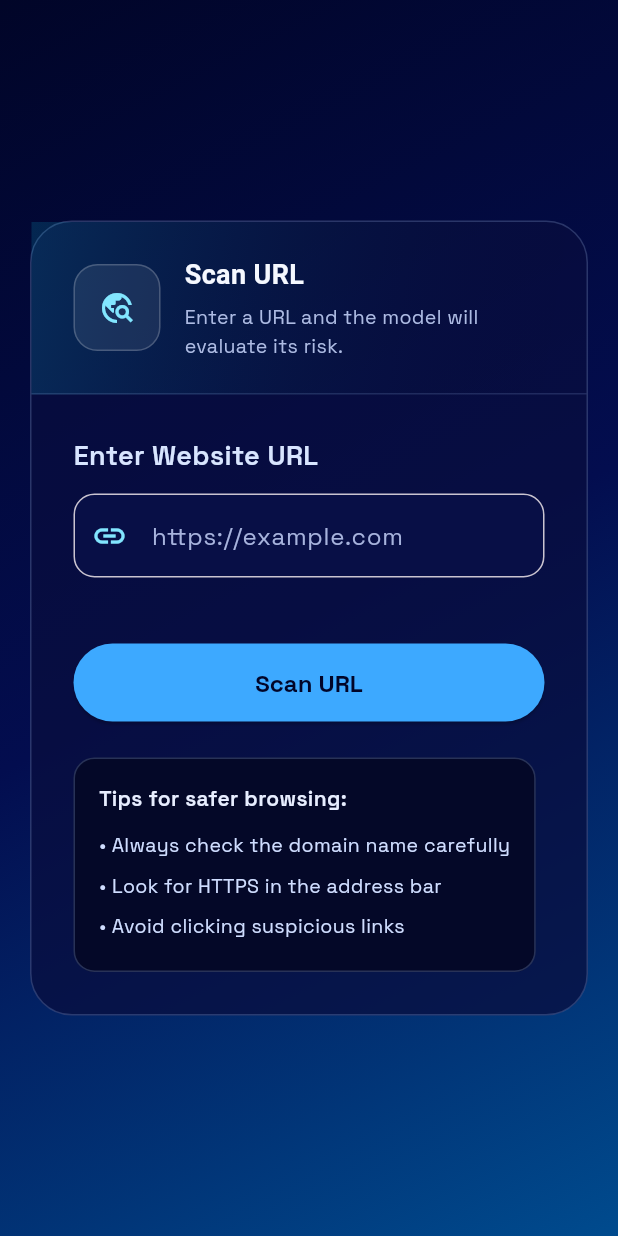
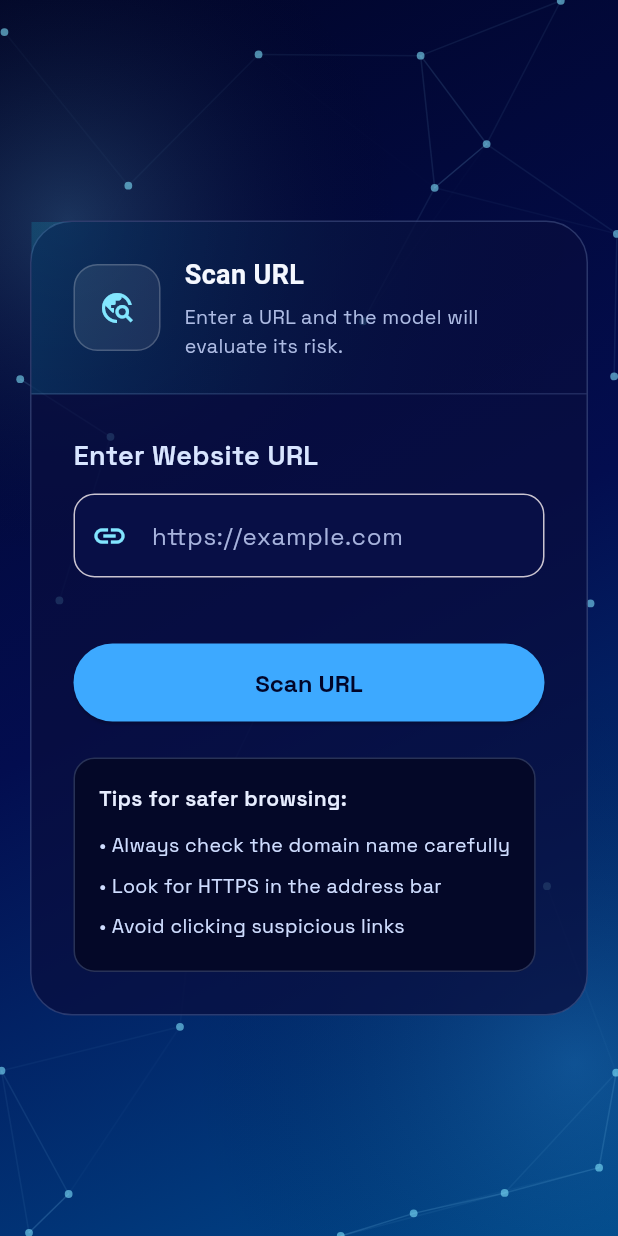
Before and after one commit to EddieZe03/FYP, a Flutter app: the screen it shows after launch, after a tap on "Scan URL", on a phone screen of 412 x 824 dp. Run offline on Flutter 3.47's test engine with Material 3 defaults, Android fonts, the phone set to English and light mode, and no system bars; our stand-ins replace google_fonts; missing offline and left inert: mobile_scanner; Roboto replaces fonts that are missing (Michroma).

Commit message:
Add web-style plexus background and scanning overlay across Flutter screens

```diff
--- a/flutter_app/lib/screens/home_screen.dart
+++ b/flutter_app/lib/screens/home_screen.dart
@@ -1,5 +1,6 @@
 import 'package:flutter/material.dart';
 import 'package:google_fonts/google_fonts.dart';
+import '../widgets/plexus_background.dart';
 import 'url_scan_screen.dart';
 import 'qr_scan_screen.dart';
 
@@ -9,18 +10,7 @@ class HomePage extends StatelessWidget {
   @override
   Widget build(BuildContext context) {
     return Scaffold(
-      body: Container(
-        decoration: const BoxDecoration(
-          gradient: LinearGradient(
-            begin: Alignment.topLeft,
-            end: Alignment.bottomRight,
-            colors: [
-              Color(0xFF010528),
-              Color(0xFF030D4F),
-              Color(0xFF004B8E),
-            ],
-          ),
-        ),
+      body: PlexusBackground(
         child: Center(
           child: SingleChildScrollView(
             padding: const EdgeInsets.all(20),
--- a/flutter_app/lib/screens/qr_scan_screen.dart
+++ b/flutter_app/lib/screens/qr_scan_screen.dart
@@ -3,6 +3,8 @@ import 'package:google_fonts/google_fonts.dart';
 import 'package:mobile_scanner/mobile_scanner.dart';
 import '../services/qr_scanner_service.dart';
 import '../services/api_service.dart';
+import '../widgets/analyzing_overlay.dart';
+import '../widgets/plexus_background.dart';
 import 'result_screen.dart';
 
 class QrScanScreen extends StatefulWidget {
@@ -69,6 +71,7 @@ class _QrScanScreenState extends State<QrScanScreen> {
     }
 
     setState(() {
+      _isProcessing = true;
       _error = null;
     });
 
@@ -93,19 +96,10 @@ class _QrScanScreenState extends State<QrScanScreen> {
   @override
   Widget build(BuildContext context) {
     return Scaffold(
-      body: Container(
-        decoration: const BoxDecoration(
-          gradient: LinearGradient(
-            begin: Alignment.topLeft,
-            end: Alignment.bottomRight,
-            colors: [
-              Color(0xFF010528),
-              Color(0xFF030D4F),
-              Color(0xFF004B8E),
-            ],
-          ),
-        ),
-        child: Center(
+      body: PlexusBackground(
+        child: Stack(
+          children: [
+            Center(
               child: SingleChildScrollView(
                 padding: const EdgeInsets.all(20),
                 child: ConstrainedBox(
@@ -182,7 +176,7 @@ class _QrScanScreenState extends State<QrScanScreen> {
                             decoration: BoxDecoration(
                               borderRadius: BorderRadius.circular(14),
                               border: Border.all(
-                                color: const Color(0xFFA8C9FF).withOpacity(0.22),
+                                color: const Color(0xFFA8C9FF).withValues(alpha: 0.22),
                               ),
                             ),
                             clipBehavior: Clip.hardEdge,
@@ -245,10 +239,10 @@ class _QrScanScreenState extends State<QrScanScreen> {
                             Container(
                               padding: const EdgeInsets.all(12),
                               decoration: BoxDecoration(
-                                color: const Color(0xFFFF6978).withOpacity(0.16),
+                                color: const Color(0xFFFF6978).withValues(alpha: 0.16),
                                 borderRadius: BorderRadius.circular(14),
                                 border: Border.all(
-                                  color: const Color(0xFFFF6978).withOpacity(0.5),
+                                  color: const Color(0xFFFF6978).withValues(alpha: 0.5),
                                 ),
                               ),
                               child: Row(
@@ -274,7 +268,7 @@ class _QrScanScreenState extends State<QrScanScreen> {
                               style: ElevatedButton.styleFrom(
                                 padding: const EdgeInsets.symmetric(vertical: 16),
                                 backgroundColor: _isProcessing
-                                    ? const Color(0xFF3DA9FF).withOpacity(0.5)
+                                    ? const Color(0xFF3DA9FF).withValues(alpha: 0.5)
                                     : const Color(0xFF3DA9FF),
                               ),
                               child: _isProcessing
@@ -300,6 +294,13 @@ class _QrScanScreenState extends State<QrScanScreen> {
                 ),
               ),
             ),
+            AnalyzingOverlay(
+              visible: _isProcessing,
+              title: 'ANALYZING QR URL',
+              subtitle: 'Extracting QR content and evaluating phishing risk.',
+            ),
+          ],
+        ),
       ),
     );
   }
--- a/flutter_app/lib/screens/result_screen.dart
+++ b/flutter_app/lib/screens/result_screen.dart
@@ -1,6 +1,7 @@
 import 'package:flutter/material.dart';
 import 'package:google_fonts/google_fonts.dart';
 import '../models/prediction_model.dart';
+import '../widgets/plexus_background.dart';
 
 class ResultScreen extends StatelessWidget {
   final PredictionResponse response;
@@ -20,18 +21,7 @@ class ResultScreen extends StatelessWidget {
     }
 
     return Scaffold(
-      body: Container(
-        decoration: const BoxDecoration(
-          gradient: LinearGradient(
-            begin: Alignment.topLeft,
-            end: Alignment.bottomRight,
-            colors: [
-              Color(0xFF010528),
-              Color(0xFF030D4F),
-              Color(0xFF004B8E),
-            ],
-          ),
-        ),
+      body: PlexusBackground(
         child: Center(
           child: SingleChildScrollView(
             padding: const EdgeInsets.all(20),
@@ -140,7 +130,7 @@ class ResultScreen extends StatelessWidget {
                             decoration: BoxDecoration(
                               color: const Color(0xFF040828),
                               border: Border.all(
-                                color: const Color(0xFFA8C9FF).withOpacity(0.22),
+                                color: const Color(0xFFA8C9FF).withValues(alpha: 0.22),
                               ),
                               borderRadius: BorderRadius.circular(14),
                             ),
@@ -197,7 +187,7 @@ class ResultScreen extends StatelessWidget {
                               padding: const EdgeInsets.all(14),
                               decoration: BoxDecoration(
                                 border: Border.all(
-                                  color: const Color(0xFF82E6FF).withOpacity(0.34),
+                                  color: const Color(0xFF82E6FF).withValues(alpha: 0.34),
                                   style: BorderStyle.solid,
                                   width: 1,
                                 ),
@@ -235,7 +225,7 @@ class ResultScreen extends StatelessWidget {
                               decoration: BoxDecoration(
                                 color: const Color(0xFF040828),
                                 border: Border.all(
-                                  color: const Color(0xFFA8C9FF).withOpacity(0.22),
+                                  color: const Color(0xFFA8C9FF).withValues(alpha: 0.22),
                                 ),
                                 borderRadius: BorderRadius.circular(14),
                               ),
@@ -322,7 +312,7 @@ class ResultScreen extends StatelessWidget {
       decoration: BoxDecoration(
         color: const Color(0xFF040828),
         border: Border.all(
-          color: const Color(0xFFA8C9FF).withOpacity(0.22),
+          color: const Color(0xFFA8C9FF).withValues(alpha: 0.22),
         ),
         borderRadius: BorderRadius.circular(14),
       ),
--- a/flutter_app/lib/screens/url_scan_screen.dart
+++ b/flutter_app/lib/screens/url_scan_screen.dart
@@ -1,6 +1,8 @@
 import 'package:flutter/material.dart';
 import 'package:google_fonts/google_fonts.dart';
 import '../services/api_service.dart';
+import '../widgets/analyzing_overlay.dart';
+import '../widgets/plexus_background.dart';
 import 'result_screen.dart';
 
 class UrlScanScreen extends StatefulWidget {
@@ -54,19 +56,10 @@ class _UrlScanScreenState extends State<UrlScanScreen> {
   @override
   Widget build(BuildContext context) {
     return Scaffold(
-      body: Container(
-        decoration: const BoxDecoration(
-          gradient: LinearGradient(
-            begin: Alignment.topLeft,
-            end: Alignment.bottomRight,
-            colors: [
-              Color(0xFF010528),
-              Color(0xFF030D4F),
-              Color(0xFF004B8E),
-            ],
-          ),
-        ),
-        child: Center(
+      body: PlexusBackground(
+        child: Stack(
+          children: [
+            Center(
               child: SingleChildScrollView(
                 padding: const EdgeInsets.all(20),
                 child: ConstrainedBox(
@@ -163,10 +156,10 @@ class _UrlScanScreenState extends State<UrlScanScreen> {
                             Container(
                               padding: const EdgeInsets.all(12),
                               decoration: BoxDecoration(
-                                color: const Color(0xFFFF6978).withOpacity(0.16),
+                                color: const Color(0xFFFF6978).withValues(alpha: 0.16),
                                 borderRadius: BorderRadius.circular(14),
                                 border: Border.all(
-                                  color: const Color(0xFFFF6978).withOpacity(0.5),
+                                  color: const Color(0xFFFF6978).withValues(alpha: 0.5),
                                 ),
                               ),
                               child: Row(
@@ -190,9 +183,9 @@ class _UrlScanScreenState extends State<UrlScanScreen> {
                               style: ElevatedButton.styleFrom(
                                 padding: const EdgeInsets.symmetric(vertical: 16),
                                 backgroundColor: _isLoading
-                                    ? const Color(0xFF3DA9FF).withOpacity(0.5)
+                                    ? const Color(0xFF3DA9FF).withValues(alpha: 0.5)
                                     : const Color(0xFF3DA9FF),
-                                disabledBackgroundColor: const Color(0xFF3DA9FF).withOpacity(0.5),
+                                  disabledBackgroundColor: const Color(0xFF3DA9FF).withValues(alpha: 0.5),
                               ),
                               child: _isLoading
                                   ? const SizedBox(
@@ -220,7 +213,7 @@ class _UrlScanScreenState extends State<UrlScanScreen> {
                             decoration: BoxDecoration(
                               color: const Color(0xFF040828),
                               border: Border.all(
-                                color: const Color(0xFFA8C9FF).withOpacity(0.22),
+                                color: const Color(0xFFA8C9FF).withValues(alpha: 0.22),
                               ),
                               borderRadius: BorderRadius.circular(14),
                             ),
@@ -261,6 +254,9 @@ class _UrlScanScreenState extends State<UrlScanScreen> {
                 ),
               ),
             ),
+            AnalyzingOverlay(visible: _isLoading),
+          ],
+        ),
       ),
     );
   }
--- /dev/null
+++ b/flutter_app/lib/widgets/analyzing_overlay.dart
@@ -0,0 +1,80 @@
+import 'package:flutter/material.dart';
+import 'package:google_fonts/google_fonts.dart';
+
+class AnalyzingOverlay extends StatelessWidget {
+  const AnalyzingOverlay({
+    super.key,
+    required this.visible,
+    this.title = 'ANALYZING URL',
+    this.subtitle = 'Running feature extraction and phishing detection.',
+  });
+
+  final bool visible;
+  final String title;
+  final String subtitle;
+
+  @override
+  Widget build(BuildContext context) {
+    return IgnorePointer(
+      ignoring: !visible,
+      child: AnimatedOpacity(
+        opacity: visible ? 1 : 0,
+        duration: const Duration(milliseconds: 220),
+        child: Container(
+          color: const Color(0x8C010528),
+          alignment: Alignment.center,
+          padding: const EdgeInsets.all(20),
+          child: Container(
+            constraints: const BoxConstraints(maxWidth: 520),
+            padding: const EdgeInsets.symmetric(horizontal: 24, vertical: 28),
+            decoration: BoxDecoration(
+              color: const Color(0xDD060D45),
+              border: Border.all(color: const Color(0x4A82E6FF)),
+              borderRadius: BorderRadius.circular(24),
+              boxShadow: const [
+                BoxShadow(
+                  color: Color(0x80010314),
+                  blurRadius: 36,
+                  offset: Offset(0, 16),
+                ),
+              ],
+            ),
+            child: Column(
+              mainAxisSize: MainAxisSize.min,
+              children: [
+                const SizedBox(
+                  height: 82,
+                  width: 82,
+                  child: CircularProgressIndicator(
+                    strokeWidth: 4,
+                    valueColor: AlwaysStoppedAnimation<Color>(Color(0xFF78DBFF)),
+                  ),
+                ),
+                const SizedBox(height: 20),
+                Text(
+                  title,
+                  textAlign: TextAlign.center,
+                  style: GoogleFonts.michroma(
+                    fontSize: 16,
+                    letterSpacing: 1.7,
+                    color: const Color(0xFFEAF2FF),
+                  ),
+                ),
+                const SizedBox(height: 10),
+                Text(
+                  subtitle,
+                  textAlign: TextAlign.center,
+                  style: GoogleFonts.spaceGrotesk(
+                    fontSize: 14,
+                    height: 1.5,
+                    color: const Color(0xFFB3C5E8),
+                  ),
+                ),
+              ],
+            ),
+          ),
+        ),
+      ),
+    );
+  }
+}
--- /dev/null
+++ b/flutter_app/lib/widgets/plexus_background.dart
@@ -0,0 +1,135 @@
+import 'dart:math' as math;
+
+import 'package:flutter/material.dart';
+
+class PlexusBackground extends StatelessWidget {
+  const PlexusBackground({super.key, required this.child});
+
+  final Widget child;
+
+  @override
+  Widget build(BuildContext context) {
+    return _AnimatedPlexus(child: child);
+  }
+}
+
+class _AnimatedPlexus extends StatefulWidget {
+  const _AnimatedPlexus({required this.child});
+
+  final Widget child;
+
+  @override
+  State<_AnimatedPlexus> createState() => _AnimatedPlexusState();
+}
+
+class _AnimatedPlexusState extends State<_AnimatedPlexus>
+    with SingleTickerProviderStateMixin {
+  late final AnimationController _controller;
+
+  @override
+  void initState() {
+    super.initState();
+    _controller = AnimationController(
+      vsync: this,
+      duration: const Duration(seconds: 14),
+    )..repeat();
+  }
+
+  @override
+  void dispose() {
+    _controller.dispose();
+    super.dispose();
+  }
+
+  @override
+  Widget build(BuildContext context) {
+    return AnimatedBuilder(
+      animation: _controller,
+      builder: (context, _) {
+        return Stack(
+          fit: StackFit.expand,
+          children: [
+            Container(
+              decoration: const BoxDecoration(
+                gradient: LinearGradient(
+                  begin: Alignment.topLeft,
+                  end: Alignment.bottomRight,
+                  colors: [
+                    Color(0xFF010528),
+                    Color(0xFF030D4F),
+                    Color(0xFF004B8E),
+                  ],
+                ),
+              ),
+            ),
+            const DecoratedBox(
+              decoration: BoxDecoration(
+                gradient: RadialGradient(
+                  center: Alignment(-0.78, -0.64),
+                  radius: 0.55,
+                  colors: [Color(0x3382E6FF), Colors.transparent],
+                ),
+              ),
+            ),
+            const DecoratedBox(
+              decoration: BoxDecoration(
+                gradient: RadialGradient(
+                  center: Alignment(0.86, 0.72),
+                  radius: 0.62,
+                  colors: [Color(0x2A57C3FF), Colors.transparent],
+                ),
+              ),
+            ),
+            CustomPaint(
+              painter: _PlexusPainter(time: _controller.value),
+              size: Size.infinite,
+            ),
+            widget.child,
+          ],
+        );
+      },
+    );
+  }
+}
+
+class _PlexusPainter extends CustomPainter {
+  _PlexusPainter({required this.time});
+
+  final double time;
+
+  @override
+  void paint(Canvas canvas, Size size) {
+    final points = <Offset>[];
+    const pointCount = 26;
+
+    for (var i = 0; i < pointCount; i++) {
+      final fx = (math.sin((time * 2 * math.pi * 0.7) + i * 1.31) + 1) / 2;
+      final fy = (math.cos((time * 2 * math.pi * 0.55) + i * 1.97) + 1) / 2;
+      final x = fx * size.width;
+      final y = fy * size.height;
+      points.add(Offset(x, y));
+    }
+
+    for (var i = 0; i < points.length; i++) {
+      for (var j = i + 1; j < points.length; j++) {
+        final d = (points[i] - points[j]).distance;
+        if (d < 150) {
+          final alpha = (1 - (d / 150)) * 0.24;
+          final linePaint = Paint()
+            ..color = const Color(0xFF8DD9FF).withValues(alpha: alpha)
+            ..strokeWidth = 1;
+          canvas.drawLine(points[i], points[j], linePaint);
+        }
+      }
+    }
+
+    final nodePaint = Paint()..color = const Color(0xFF82E6FF).withValues(alpha: 0.58);
+    for (final p in points) {
+      canvas.drawCircle(p, 2.6, nodePaint);
+    }
+  }
+
+  @override
+  bool shouldRepaint(covariant _PlexusPainter oldDelegate) =>
+      oldDelegate.time != time;
+}
```
Lines whose indentation alone changed are shown as unchanged.
